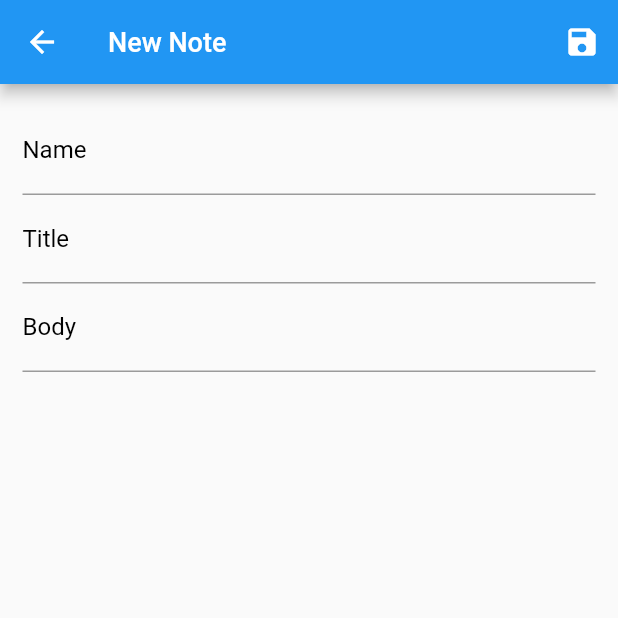
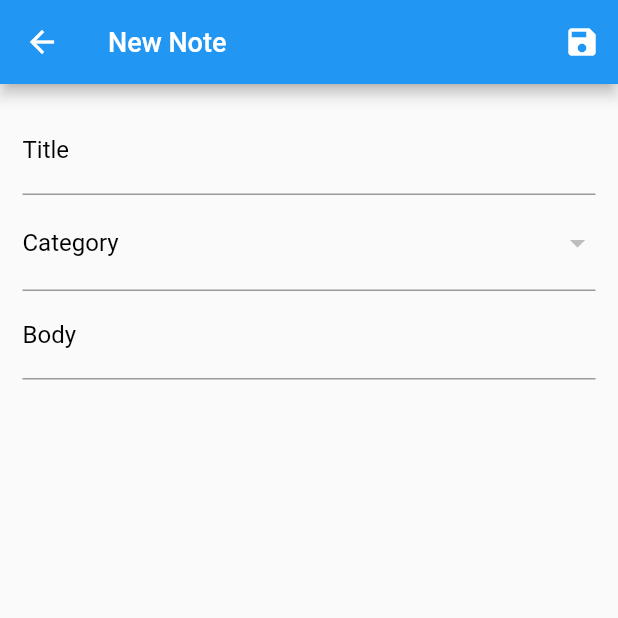
Before and after one commit to abarajasca/abc_notes, a Flutter app: the EditNoteForm screen opened directly, on a phone screen of 412 x 824 dp, the top half of it. Run offline on Flutter 3.47's test engine with Material 2 defaults, Android fonts, the phone set to English and light mode, and no system bars; our stand-ins replace shared_preferences, sqflite; accounts and stored records are empty; generated files the repository leaves out were written again.

```diff
--- a/lib/forms/edit_category_form.dart
+++ b/lib/forms/edit_category_form.dart
@@ -80,7 +80,6 @@ class _EditCategoryFormState extends State<EditCategoryForm>
                 child: Column(
                   crossAxisAlignment: CrossAxisAlignment.start,
                   children: [
-                    editDescriptionForm(name),
                     BasicField(
                         l10n.loc!.categoryName,
                         'name',
--- a/lib/forms/edit_note_form.dart
+++ b/lib/forms/edit_note_form.dart
@@ -1,6 +1,7 @@
 import 'package:flutter/material.dart';
 import 'package:flutter/services.dart';
 import 'package:intl/intl.dart';
+import '../database/models/category.dart';
 import '../database/models/note.dart';
 import '../database/providers/model_provider.dart';
 import '../mixins/custom_forms.dart';
@@ -14,34 +15,33 @@ class EditNoteForm extends StatefulWidget {
   EditNoteForm({Key? key, this.note}) : super(key: key);
 
   @override
-  State<EditNoteForm> createState() =>
-      _EditNoteFormState(note: note);
+  State<EditNoteForm> createState() => _EditNoteFormState(note: note);
 }
 
-class _EditNoteFormState extends State<EditNoteForm>
-    with CustomForms {
+class _EditNoteFormState extends State<EditNoteForm> with CustomForms {
   final _formKey = GlobalKey<FormState>();
+  late ModelProvider<Category> categoryProvider;
+  late List<Category> _categoriesData;
 
   final title = TextEditingController();
   final body = TextEditingController();
   final date = TextEditingController();
+  int idCategory = 0;
 
   Note? note;
   late ModelProvider<Note> noteProvider;
 
-  late List<Selectable> dataModel = [];
-  bool refreshData = true;
-  int dataLength = 0;
-
   _EditNoteFormState({this.note}) {
     loadFields();
     noteProvider = ModelProvider<Note>();
+    categoryProvider = ModelProvider<Category>();
   }
 
   void loadFields() {
     title.text = note != null ? note!.title : '';
     body.text = note != null ? note!.body : '';
     date.text = note != null ? note!.date : '2000-01-01';
+    idCategory = note != null ? note!.idCategory : 1;
   }
 
   initState() {
@@ -65,11 +65,7 @@ class _EditNoteFormState extends State<EditNoteForm>
               icon: const Icon(Icons.save, color: Colors.white),
               onPressed: () {
                 if (_formKey.currentState!.validate()) {
-                  save(
-                      context,
-                      title.text,
-                      body.text,
-                      date.text);
+                  save(context, title.text, body.text, date.text, idCategory);
                 }
               }),
         ],
@@ -84,7 +80,6 @@ class _EditNoteFormState extends State<EditNoteForm>
                 child: Column(
                   crossAxisAlignment: CrossAxisAlignment.start,
                   children: [
-                    editDescriptionForm(title),
                     BasicField(
                         l10n.loc!.title,
                         'title',
@@ -92,6 +87,35 @@ class _EditNoteFormState extends State<EditNoteForm>
                         TextInputType.text,
                         FilteringTextInputFormatter.allow(
                             RegExp(r'^.{0,50}$'))),
+                    FutureBuilder<List<Category>>(
+                        future: fetchCategories(),
+                        builder: (context, snapshot) {
+                          if (snapshot.hasData &&
+                              snapshot.connectionState ==
+                                  ConnectionState.done) {
+                            return DropdownButtonFormField(
+                                decoration: InputDecoration(
+                                    labelText: l10n.loc!.category,
+                                    labelStyle: TextStyle(color: Colors.black),
+                                    fillColor: Colors.lightBlue),
+                                items: _categoriesData
+                                    .map((Category category) =>
+                                        DropdownMenuItem(
+                                            child: Text(category.name),
+                                            value: category.id))
+                                    .toList(),
+                                value: idCategory,
+                                onChanged: (dynamic value) {
+                                  setState(() {
+                                    idCategory = value;
+                                  });
+                                });
+                          } else if (snapshot.hasError) {
+                            return Text(snapshot.error.toString());
+                          }
+                          return const Center(
+                              child: CircularProgressIndicator());
+                        }),
                     Row(
                       children: [
                         Expanded(
@@ -121,6 +145,7 @@ class _EditNoteFormState extends State<EditNoteForm>
     String title,
     String body,
     String date,
+    int idCategory,
   ) async {
     int? newId = 0;
     String message = '';
@@ -130,7 +155,7 @@ class _EditNoteFormState extends State<EditNoteForm>
         title: title,
         body: body,
         date: date,
-        idCategory: 1));
+        idCategory: idCategory));
     if (newId != 0) {
       message = l10n.loc!.noteSaved(title);
       Navigator.pop(context);
@@ -142,8 +167,19 @@ class _EditNoteFormState extends State<EditNoteForm>
     );
   }
 
+  Future<List<Category>> fetchCategories() async {
+    _categoriesData =
+        (await categoryProvider.getAll(Category.getDummyReference()))
+            .map((category) => Category(id: category.id, name: category.name))
+            .toList();
+    _categoriesData.sort((a, b) {
+      return a.name.compareTo(b.name);
+    });
+
+    return _categoriesData;
+  }
+
   bool _editMode() {
     return note != null;
   }
-
 }
```
Also changed, not shown: lib/forms/categories_form.dart (+9 -10 lines), lib/forms/main_form.dart (+11 -30 lines), lib/forms/notes_form.dart (+9 -10 lines). Lines whose indentation alone changed are shown as unchanged.
